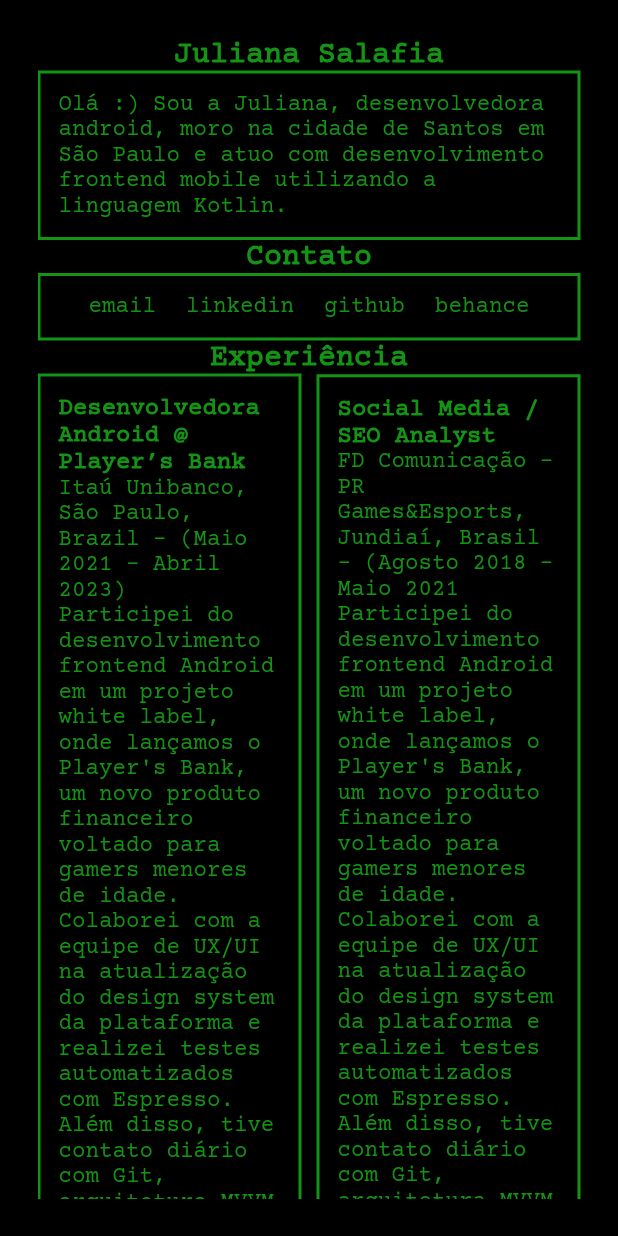
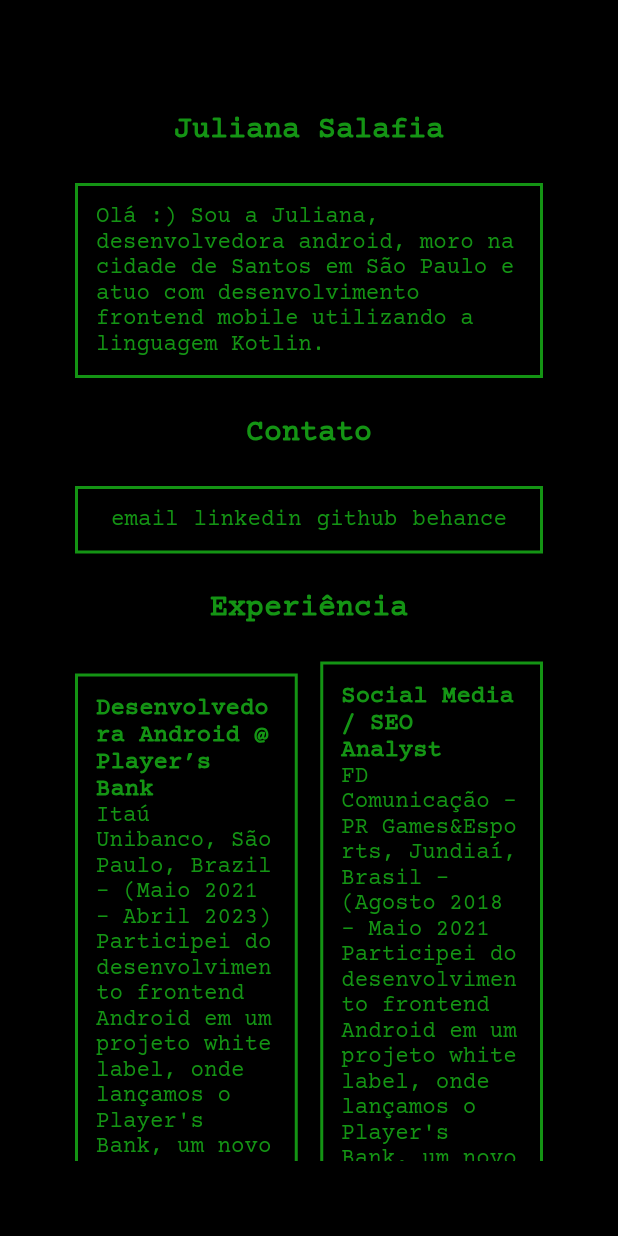
Before and after one commit to julianasalafia/portfolio, a Flutter app: the screen it shows after launch, on a phone screen of 412 x 824 dp. Run offline on Flutter 3.47's test engine with Material 2 defaults, Android fonts, the light colour scheme and no system bars.

Commit message:
update strings

```diff
--- a/lib/main.dart
+++ b/lib/main.dart
@@ -54,6 +54,8 @@
     var skill2 = 'fofa';
     var skill2Description = 'descrição';
 
+    var sizedBoxWidth = 15.0;
+
     return MaterialApp(
       theme: ThemeData.dark().copyWith(
         scaffoldBackgroundColor: Colors.black,
@@ -61,14 +63,16 @@
       ),
       home: Scaffold(
         body: Padding(
-          padding: const EdgeInsets.all(25.0),
+          padding: const EdgeInsets.all(50.0),
           child: SingleChildScrollView(
             child: Column(
-              mainAxisAlignment: MainAxisAlignment.spaceEvenly,
               children: [
                 Column(
                   children: [
-                    Text(title, style: kTitleStyle),
+                    Padding(
+                      padding: const EdgeInsets.all(25.0),
+                      child: Text(title, style: kTitleStyle),
+                    ),
                     Row(
                       children: [
                         Expanded(
@@ -84,7 +88,10 @@
                 ),
                 Column(
                   children: [
-                    Text(contactTitle, style: kTitleStyle),
+                    Padding(
+                      padding: const EdgeInsets.all(25.0),
+                      child: Text(contactTitle, style: kTitleStyle),
+                    ),
                     Container(
                       decoration: kBoxDecoration,
                       padding: EdgeInsets.all(12.0),
@@ -118,7 +125,10 @@
                 ),
                 Column(
                   children: [
-                    Text(experienceTitle, style: kTitleStyle),
+                    Padding(
+                      padding: const EdgeInsets.all(25.0),
+                      child: Text(experienceTitle, style: kTitleStyle),
+                    ),
                     Row(
                       mainAxisAlignment: MainAxisAlignment.center,
                       children: [
@@ -137,7 +147,7 @@
                             ),
                           ),
                         ),
-                        SizedBox(width: 10.0),
+                        SizedBox(width: sizedBoxWidth),
                         Expanded(
                           child: Container(
                             decoration: kBoxDecoration,
@@ -161,8 +171,14 @@
                     Row(
                       mainAxisAlignment: MainAxisAlignment.spaceEvenly,
                       children: [
-                        Text(hardSkillsTitle, style: kTitleStyle),
-                        Text(softSkillsTitle, style: kTitleStyle),
+                        Padding(
+                          padding: const EdgeInsets.all(25.0),
+                          child: Text(hardSkillsTitle, style: kTitleStyle),
+                        ),
+                        Padding(
+                          padding: const EdgeInsets.all(25.0),
+                          child: Text(softSkillsTitle, style: kTitleStyle),
+                        ),
                       ],
                     ),
                     Row(
@@ -179,7 +195,7 @@
                             ),
                           ),
                         ),
-                        SizedBox(width: 10.0),
+                        SizedBox(width: sizedBoxWidth),
                         Expanded(
                           child: Container(
                             decoration: kBoxDecoration,
@@ -199,7 +215,10 @@
                 Container(
                   child: Column(
                     children: [
-                      Text(languagesTitle, style: kTitleStyle),
+                      Padding(
+                        padding: const EdgeInsets.all(25.0),
+                        child: Text(languagesTitle, style: kTitleStyle),
+                      ),
                       Row(
                         mainAxisAlignment: MainAxisAlignment.center,
                         children: [
@@ -215,7 +234,7 @@
                               ),
                             ),
                           ),
-                          SizedBox(width: 10.0),
+                          SizedBox(width: sizedBoxWidth),
                           Expanded(
                             child: Container(
                               decoration: kBoxDecoration,
@@ -233,6 +252,12 @@
                     ],
                   ),
                 ),
+                Column(
+                  children: [
+                    Padding(
+                      padding: const EdgeInsets.all(25.0),
+                      child: Text(educationTitle, style: kTitleStyle),
+                    ),
                     Row(
                       children: [
                         Expanded(
@@ -241,12 +266,13 @@
                             padding: EdgeInsets.all(12.0),
                             child: Column(
                               children: [
-                            Text(educationTitle, style: kTitleStyle),
                                 Text(graduationCourse),
                                 Text(graduationDescription),
                               ],
                             ),
                           ),
+                        ),
+                      ],
                     ),
                   ],
                 ),
```
Lines whose indentation alone changed are shown as unchanged.
